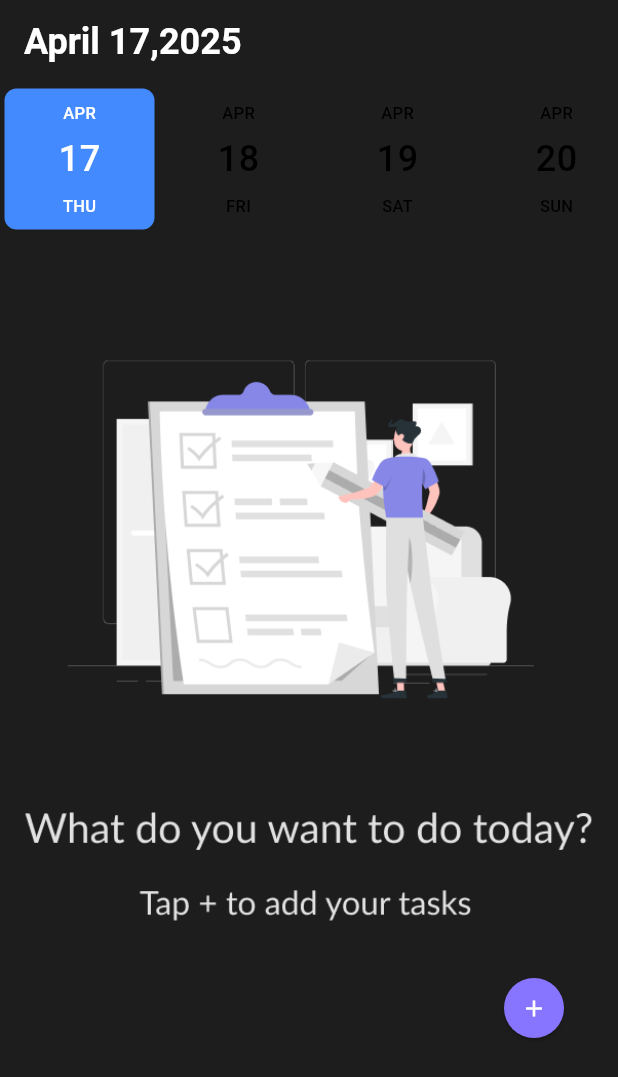
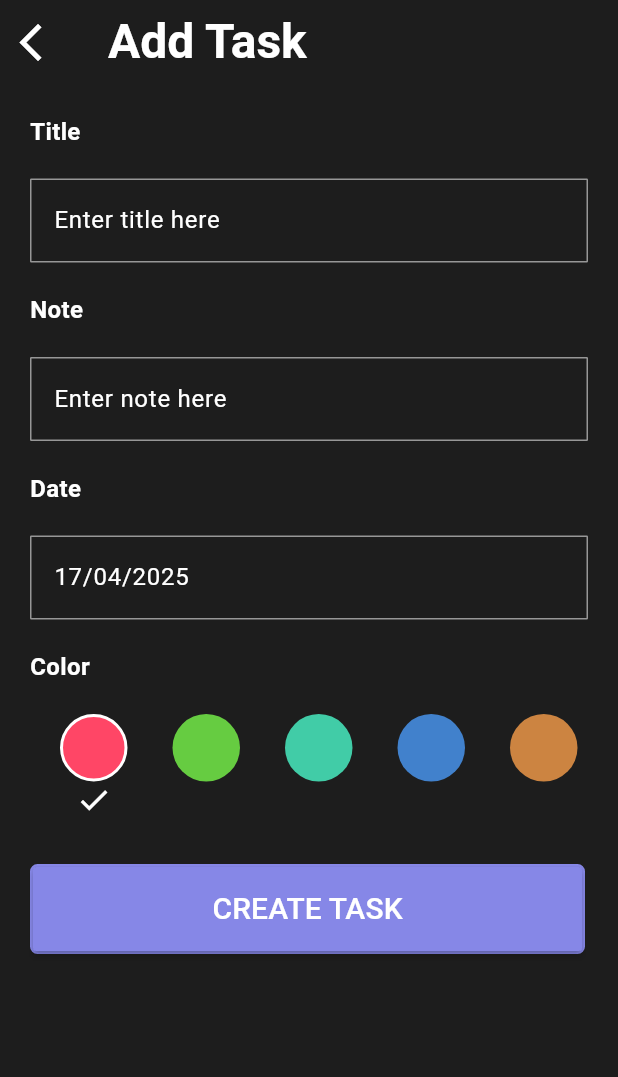
Before and after one commit to ShaimaaTAbdeen/todoapp, a Flutter app: the screen it shows after launch, after a tap on the "add" icon, on a phone screen of 412 x 824 dp. Shown: the top 1077 px of the screen. Run offline on Flutter 3.47's test engine with Material 3 defaults, Android fonts, the phone set to English and light mode, and no system bars; drawn by our look-alikes of date_picker_timeline.

Commit message:
add task

```diff
--- /dev/null
+++ b/lib/add_task.dart
@@ -0,0 +1,242 @@
+import 'package:flutter/material.dart';
+import 'package:intl/intl.dart';
+import 'package:todoapp/home_screen.dart';
+
+class AddTask extends StatefulWidget {
+  const AddTask({super.key});
+
+  @override
+  State<AddTask> createState() => _AddTaskState();
+}
+
+class _AddTaskState extends State<AddTask> {
+   List<int>colorCodes = [0xffFF4666,0xff66CC41,0xff41CCA7,0xff4181CC,0xffCC8441,0xff9741CC];
+    int activeColorCode=0xffFF4666;
+  @override
+  Widget build(BuildContext context) {
+    var now = DateTime.now();
+    var formatter = DateFormat('dd/MM/yyyy');
+    String formattedDate = formatter.format(now);
+
+
+    return Scaffold(
+       backgroundColor: Color(0xff1D1D1D),
+      appBar: AppBar(
+        backgroundColor:Color(0xff1D1D1D) ,
+        title: Text('Add Task',
+        style: TextStyle(
+          color: Colors.white,
+          fontSize: 32.0,
+          fontWeight: FontWeight.bold,
+        ),),
+        leading: InkWell(
+          onTap: () {
+            Navigator.pop(context, MaterialPageRoute(builder: (context) =>  HomeScreen()),);
+
+          },
+          child: Icon(Icons.arrow_back_ios,
+          color:Colors.white,
+          size: 30.0,),
+        ),
+      ),
+      body: Padding(
+        padding: const EdgeInsets.all(20.0),
+        child: Column(
+          crossAxisAlignment: CrossAxisAlignment.start,
+          children: [
+            Text('Title',
+          style: TextStyle(
+            fontSize: 16.0,
+            fontWeight: FontWeight.bold,
+            color: Colors.white
+          ),),
+          SizedBox(height: 20,),
+
+          TextFormField(
+            //controller: controller,
+            style: TextStyle(
+              fontSize: 16,
+              color:Color(0xff1D1D1D),
+            ),
+            decoration:InputDecoration(
+              hintText :'Enter title here',
+              hintStyle: TextStyle(fontSize: 16,color: Colors.white),
+              //suffixIcon: Icon(iconData,size: 30,color:Colors.white,),
+              focusedBorder : OutlineInputBorder(
+                borderRadius:BorderRadius.circular(0.8),
+                borderSide : BorderSide(color: Color(0xff979797)),
+
+              ),
+              enabledBorder : OutlineInputBorder(
+                borderRadius:BorderRadius.circular(0.8),
+                borderSide : BorderSide(color: Color(0xff979797)),
+
+              ),
+              errorBorder :OutlineInputBorder(
+                borderRadius:BorderRadius.circular(0.8),
+                borderSide : BorderSide(color: Color(0xff979797)),
+
+              ),
+
+            )
+           ),
+
+           SizedBox(height: 20,),
+           Text('Note',
+          style: TextStyle(
+            fontSize: 16.0,
+            fontWeight: FontWeight.bold,
+            color: Colors.white
+          ),),
+          SizedBox(height: 20,),
+
+          TextFormField(
+            //controller: controller,
+            style: TextStyle(
+              fontSize: 16,
+              color:Color(0xff1D1D1D),
+            ),
+            decoration:InputDecoration(
+              hintText :'Enter note here',
+              hintStyle: TextStyle(fontSize: 16,color: Colors.white),
+              //suffixIcon: Icon(iconData,size: 30,color:Colors.white,),
+              focusedBorder : OutlineInputBorder(
+                borderRadius:BorderRadius.circular(0.8),
+                borderSide : BorderSide(color: Color(0xff979797)),
+
+              ),
+              enabledBorder : OutlineInputBorder(
+                borderRadius:BorderRadius.circular(0.8),
+                borderSide : BorderSide(color: Color(0xff979797)),
+
+              ),
+              errorBorder :OutlineInputBorder(
+                borderRadius:BorderRadius.circular(0.8),
+                borderSide : BorderSide(color: Color(0xff979797)),
+
+              ),
+
+            )
+           ),
+
+
+           SizedBox(height: 20,),
+           Text('Date',
+          style: TextStyle(
+            fontSize: 16.0,
+            fontWeight: FontWeight.bold,
+            color: Colors.white
+          ),),
+          SizedBox(height: 20,),
+
+          TextFormField(
+            //controller: controller,
+            style: TextStyle(
+              fontSize: 16,
+              color:Color(0xff1D1D1D),
+            ),
+            decoration:InputDecoration(
+              hintText :formattedDate,
+              hintStyle: TextStyle(fontSize: 16,color: Colors.white),
+              //suffixIcon: Icon(iconData,size: 30,color:Colors.white,),
+              focusedBorder : OutlineInputBorder(
+                borderRadius:BorderRadius.circular(0.8),
+                borderSide : BorderSide(color: Color(0xff979797)),
+
+              ),
+              enabledBorder : OutlineInputBorder(
+                borderRadius:BorderRadius.circular(0.8),
+                borderSide : BorderSide(color: Color(0xff979797)),
+
+              ),
+              errorBorder :OutlineInputBorder(
+                borderRadius:BorderRadius.circular(0.8),
+                borderSide : BorderSide(color: Color(0xff979797)),
+
+              ),
+
+            )
+           ),
+
+           SizedBox(height: 20,),
+           Text('Color',
+          style: TextStyle(
+            fontSize: 16.0,
+            fontWeight: FontWeight.bold,
+            color: Colors.white
+          ),),
+
+          SizedBox(height: 20,),
+
+          SizedBox(
+            height: 80,
+            child: ListView.separated(
+              physics: BouncingScrollPhysics(),
+              scrollDirection: Axis.horizontal,
+              itemBuilder:(context, index) =>  Padding(
+                padding: const EdgeInsets.only(left:20.0),
+                child: InkWell(
+                  onTap: () {
+                    activeColorCode=colorCodes[index];
+                    setState(() {
+
+                    });
+                    print(colorCodes[index]);
+
+                    print(activeColorCode);
+
+
+                  },
+                  child: Column(
+                    children: [
+                      Container(
+                        //color: Color(int.parse(colorCodes[index])),
+                        width: 45,
+                        height: 45,
+                       decoration: BoxDecoration(
+                        color:Color(colorCodes[index]),
+                        shape: BoxShape.circle,
+                        border:activeColorCode==colorCodes[index]? Border.all(color:Colors.white,width: 2):null,
+                      ),
+
+                      ),
+                      activeColorCode==colorCodes[index]? Icon(Icons.check,color:Colors.white):SizedBox(),
+
+                    ],
+                  ),
+                ),
+              ),
+            separatorBuilder:(context, index) =>  SizedBox(width: 10,),
+            itemCount: colorCodes.length),
+          ),
+
+          SizedBox(height: 20,),
+
+          Container(
+            width: 370,height: 60,
+             decoration: BoxDecoration(
+              borderRadius: BorderRadius.circular(5),
+              border: Border.all(color: Color(0xff8687E7),width: 2)
+            ),
+            child: MaterialButton(onPressed:() {
+
+             // Navigator.push(context, MaterialPageRoute(builder: (context) =>  Loginform()),);
+            },
+            child: Text('CREATE TASK',style: TextStyle(
+              fontSize: 20,
+              color:Colors.white,
+            ),),
+            color:Color(0xff8687E7),
+
+            ),
+          ),
+
+          ],
+
+
+        ),
+      ),
+
+    );
+  }
+}
--- a/lib/home_screen.dart
+++ b/lib/home_screen.dart
@@ -1,6 +1,7 @@
 import 'package:date_picker_timeline/date_picker_widget.dart';
 import 'package:flutter/material.dart';
 import 'package:intl/intl.dart';
+import 'package:todoapp/add_task.dart';
 //import 'package:date_time_picker/date_time_picker.dart';
 
 class HomeScreen extends StatelessWidget {
@@ -13,6 +14,9 @@ class HomeScreen extends StatelessWidget {
     return Scaffold(
       backgroundColor: Color(0xff1D1D1D),
       appBar: AppBar(
+        leading: Icon(Icons.arrow_back_ios_new,
+        color:Colors.white,
+        size: 30,),
         backgroundColor:Color(0xff1D1D1D) ,
         title: Text(dateFormatted,style:
         TextStyle(
@@ -47,6 +51,8 @@ class HomeScreen extends StatelessWidget {
                Padding(
                  padding: const EdgeInsets.only(left: 300),
                  child: ElevatedButton(onPressed:() {
+                  Navigator.push(context, MaterialPageRoute(builder: (context) =>  AddTask()),);
+
 
                  },
                  style: ElevatedButton.styleFrom(
```
